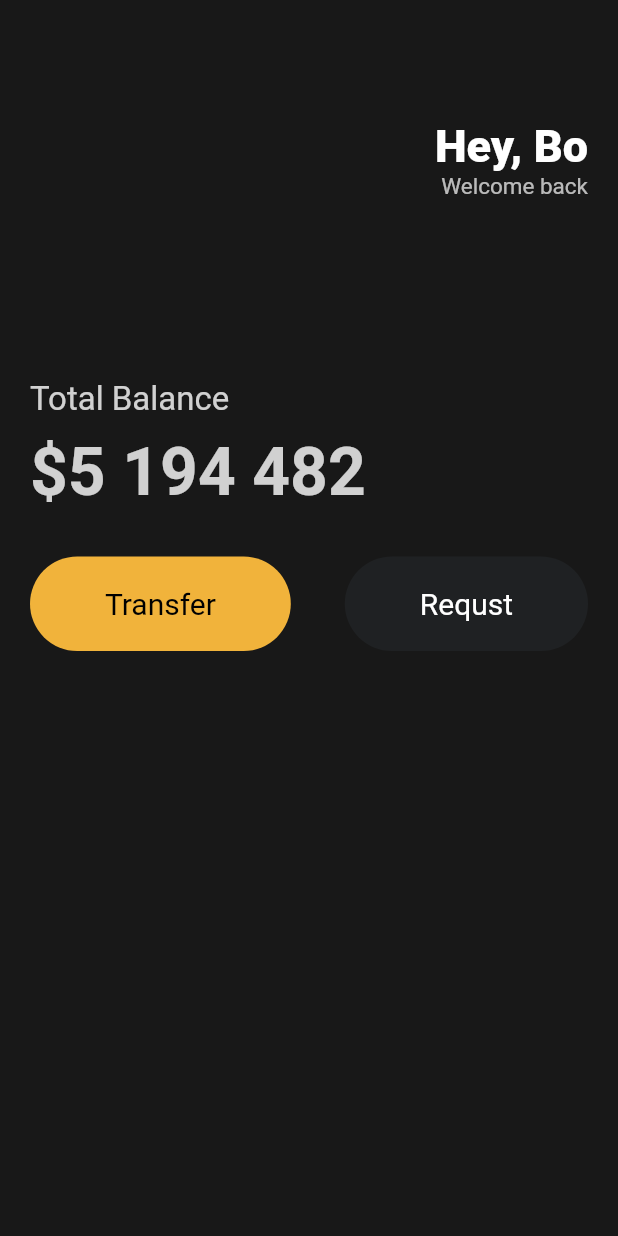
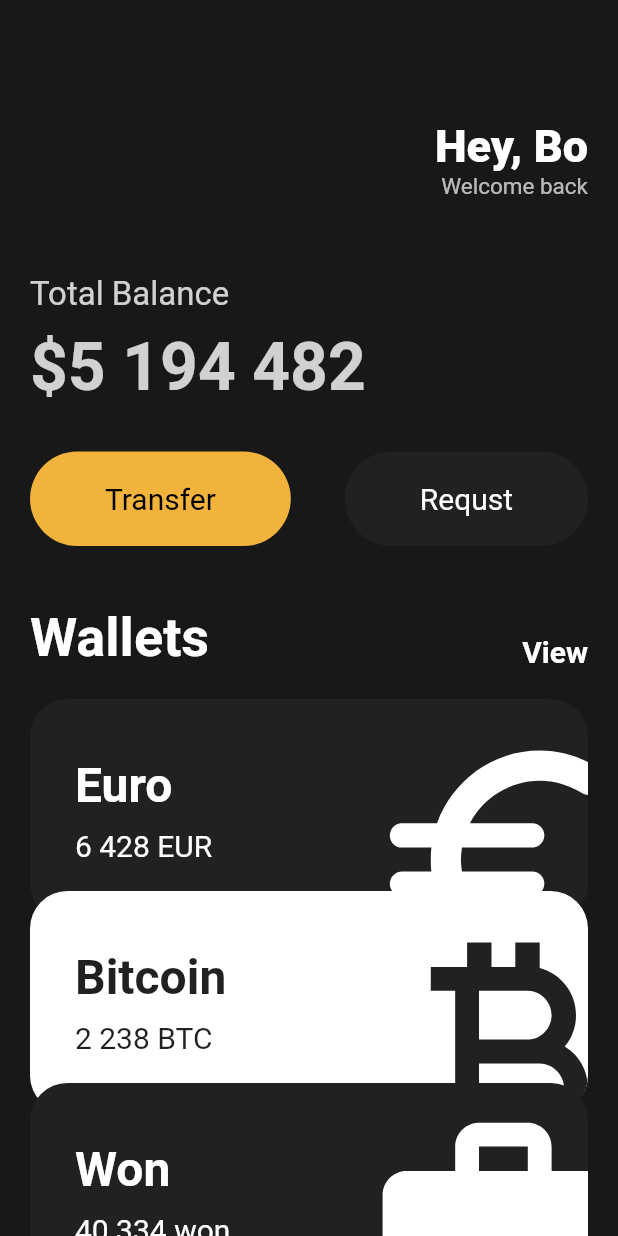
Before and after one commit to marlaangsoul/ex_flutter, a Flutter app: the screen it shows after launch, on a phone screen of 412 x 824 dp. Run offline on Flutter 3.47's test engine with Material 2 defaults, Android fonts, the phone set to English and light mode, and no system bars.

Commit message:
2023/02/12 Study Update

```diff
--- a/toonflix/lib/main.dart
+++ b/toonflix/lib/main.dart
@@ -1,5 +1,6 @@
 import 'package:flutter/material.dart';
 import 'package:toonflix/widgets/button.dart';
+import 'package:toonflix/widgets/currency_card.dart';
 
 // 파란 줄이 생기는 이유.
 // const testAmount = 15;
@@ -46,7 +47,9 @@ class App extends StatelessWidget {
     return MaterialApp(
       home: Scaffold(
         backgroundColor: const Color(0xFF181818),
-        body: Padding(
+        body: SingleChildScrollView(
+          // 앱을 스크롤 할수 있게 해준다.
+          child: Padding(
             // padding: EdgeInsets.all(10),
             padding: const EdgeInsets.symmetric(
               horizontal: 20,
@@ -87,7 +90,7 @@ class App extends StatelessWidget {
                   ],
                 ),
                 const SizedBox(
-                height: 120,
+                  height: 50,
                 ),
                 Text(
                   'Total Balance',
@@ -125,7 +128,76 @@ class App extends StatelessWidget {
                     ),
                   ],
                 ),
+                const SizedBox(
+                  height: 40,
+                ),
+                Row(
+                  crossAxisAlignment: CrossAxisAlignment.end, // View를 하단에 위치
+                  mainAxisAlignment: MainAxisAlignment.spaceBetween,
+                  children: const [
+                    Text(
+                      'Wallets',
+                      style: TextStyle(
+                        color: Colors.white,
+                        fontSize: 36,
+                        fontWeight: FontWeight.w600,
+                      ),
+                    ),
+                    Text(
+                      'View',
+                      style: TextStyle(
+                        color: Colors.white,
+                        fontSize: 20,
+                        fontWeight: FontWeight.w600,
+                      ),
+                    ),
                   ],
+                ),
+                const SizedBox(
+                  height: 20,
+                ),
+                const CurrencyCard(
+                  name: 'Euro',
+                  code: 'EUR',
+                  amount: '6 428',
+                  icon: Icons.euro_rounded,
+                  isInverted: false,
+                  order: 0,
+                ),
+                const CurrencyCard(
+                  name: 'Bitcoin',
+                  code: 'BTC',
+                  amount: '2 238',
+                  icon: Icons.currency_bitcoin,
+                  isInverted: true,
+                  order: 1,
+                ),
+                const CurrencyCard(
+                  name: 'Won',
+                  code: 'won',
+                  amount: '40 334',
+                  icon: Icons.work_rounded,
+                  isInverted: false,
+                  order: 2,
+                ),
+                const CurrencyCard(
+                  name: 'owi',
+                  code: 'sod',
+                  amount: '3 121',
+                  icon: Icons.keyboard_hide_sharp,
+                  isInverted: true,
+                  order: 4,
+                ),
+                const CurrencyCard(
+                  name: 'aas',
+                  code: 'aos',
+                  amount: '32 11',
+                  icon: Icons.zoom_in_map_outlined,
+                  isInverted: false,
+                  order: 5,
+                ),
+              ],
+            ),
           ),
         ),
       ),
--- /dev/null
+++ b/toonflix/lib/widgets/currency_card.dart
@@ -0,0 +1,96 @@
+import 'package:flutter/material.dart';
+
+class CurrencyCard extends StatelessWidget {
+  final String name, code, amount;
+  final IconData icon;
+  final bool isInverted;
+  final double order;
+
+  final _blackColor = const Color(0xFF1F2123);
+
+  // 위의 변수 설정 후, command + . 단축키 누르면 퀵픽스
+
+  const CurrencyCard(
+      {super.key,
+      required this.name,
+      required this.code,
+      required this.amount,
+      required this.icon,
+      required this.isInverted,
+      required this.order});
+
+  @override
+  Widget build(BuildContext context) {
+    return Transform.translate(
+      offset: Offset(0, order * -20),
+      child: Container(
+        clipBehavior: Clip.hardEdge, // 흘러 넘치는 텍스트 혹은 기타 위젯을 잘라냄.
+        decoration: BoxDecoration(
+          color: isInverted ? Colors.white : _blackColor,
+          borderRadius: BorderRadius.circular(25),
+        ),
+        child: Padding(
+          padding: const EdgeInsets.all(30),
+          child: Row(
+            mainAxisAlignment: MainAxisAlignment.spaceBetween,
+            children: [
+              Column(
+                crossAxisAlignment: CrossAxisAlignment.start,
+                children: [
+                  Text(
+                    name,
+                    style: TextStyle(
+                        color: isInverted ? _blackColor : Colors.white,
+                        fontSize: 32,
+                        fontWeight: FontWeight.w600),
+                  ),
+                  const SizedBox(
+                    height: 10,
+                  ),
+                  Row(
+                    children: [
+                      Text(
+                        amount,
+                        style: TextStyle(
+                          color: isInverted ? _blackColor : Colors.white,
+                          fontSize: 20,
+                        ),
+                      ),
+                      const SizedBox(
+                        width: 5,
+                      ),
+                      Text(
+                        code,
+                        style: TextStyle(
+                          color: isInverted ? _blackColor : Colors.white,
+                          fontSize: 20,
+                        ),
+                      ),
+                    ],
+                  ),
+                ],
+              ),
+              Transform.scale(
+                // 위젯을 크게 만듬.
+                scale: 2.2, // 약 2.2배 정도 키움.
+                child: Transform.translate(
+                  offset: const Offset(
+                    8,
+                    15,
+                  ), //offset은 위젯을 어디에 위치 시킬지
+                  //설정 가능하다.
+                  child: Icon(
+                    // 다양한 아이콘을 설정 가능하다.
+                    icon,
+                    color: isInverted ? _blackColor : Colors.white,
+                    size: 88,
+                  ),
+                ),
+              ),
+            ],
+          ),
+        ),
+      ),
+    );
+  }
+}
```
Lines whose indentation alone changed are shown as unchanged.
